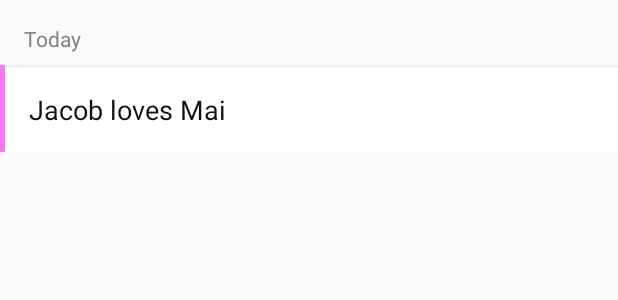
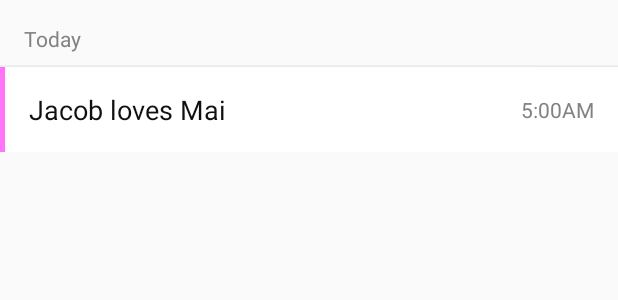
Before and after one commit to Queatz/Tiiight, an Android app: the layout item_reminder.xml on its own in the app's theme, with its tools: preview values and no code run, on a phone screen of 412 x 824 dp. Shown: the top 300 px of the screen. Run offline under Robolectric (Android 15) with nearby library versions, the phone set to English and light mode, and no system bars.

Commit message:
Show time on current day reminders

```diff
--- a/app/src/main/java/com/queatz/tiiight/views/ReminderTimeShortcutAdapter.kt
+++ b/app/src/main/java/com/queatz/tiiight/views/ReminderTimeShortcutAdapter.kt
@@ -41,7 +41,7 @@ class ReminderTimeShortcutAdapter(private val onDate: (Date) -> Unit) : Recycler
         holder.button.setCompoundDrawablesRelativeWithIntrinsicBounds(0, item.iconResId, 0, 0)
 
         for (drawable in holder.button.compoundDrawables) {
-            drawable?.colorFilter = PorterDuffColorFilter(holder.button.resources.getColor(R.color.text), PorterDuff.Mode.SRC_IN)
+            drawable?.colorFilter = PorterDuffColorFilter(holder.button.resources.getColor(R.color.colorPrimary), PorterDuff.Mode.SRC_IN)
         }
 
         holder.button.text = item.text
--- a/app/src/main/res/layout/item_reminder.xml
+++ b/app/src/main/res/layout/item_reminder.xml
@@ -1,58 +1,85 @@
 <?xml version="1.0" encoding="utf-8"?>
 <androidx.constraintlayout.widget.ConstraintLayout
         xmlns:android="http://schemas.android.com/apk/res/android"
-        xmlns:app="http://schemas.android.com/apk/res-auto" xmlns:tools="http://schemas.android.com/tools"
-        android:orientation="vertical"
+        xmlns:app="http://schemas.android.com/apk/res-auto"
+        xmlns:tools="http://schemas.android.com/tools"
         android:layout_width="match_parent"
-        android:layout_height="wrap_content">
+        android:layout_height="wrap_content"
+        android:orientation="vertical">
 
     <TextView
             android:id="@+id/sectionHeader"
             android:layout_width="0dp"
             android:layout_height="wrap_content"
-        app:layout_constraintTop_toTopOf="parent"
-        app:layout_constraintStart_toStartOf="parent"
-        app:layout_constraintEnd_toEndOf="parent"
+            android:paddingStart="@dimen/padDouble"
             android:paddingTop="@dimen/padDouble"
             android:paddingBottom="@dimen/pad"
-        android:paddingStart="@dimen/padDouble"
             android:textColor="@color/textHeader"
             android:textSize="@dimen/textSizeSmall"
             android:visibility="gone"
-        tools:visibility="visible"
-        tools:text="Today" />
+            app:layout_constraintEnd_toEndOf="parent"
+            app:layout_constraintStart_toStartOf="parent"
+            app:layout_constraintTop_toTopOf="parent"
+            tools:text="Today"
+            tools:visibility="visible" />
 
     <View
             android:id="@+id/divider"
             android:layout_width="match_parent"
             android:layout_height="1dp"
-        app:layout_constraintTop_toBottomOf="@+id/sectionHeader"
-        android:background="@color/background"/>
+            android:background="@color/background"
+            app:layout_constraintTop_toBottomOf="@+id/sectionHeader" />
+
+    <androidx.constraintlayout.widget.ConstraintLayout
+            android:id="@+id/reminder"
+            android:layout_width="0dp"
+            android:layout_height="wrap_content"
+            app:layout_constraintEnd_toEndOf="parent"
+            app:layout_constraintStart_toStartOf="parent"
+            app:layout_constraintTop_toBottomOf="@+id/divider"
+            android:background="@color/white"
+            android:elevation="@dimen/elevation">
 
         <View
                 android:id="@+id/isTodayIndicator"
                 android:layout_width="3dp"
                 android:layout_height="0dp"
+                android:background="@color/colorPrimary"
                 android:elevation="@dimen/elevation"
-        app:layout_constraintTop_toTopOf="@+id/divider"
+                android:visibility="gone"
                 app:layout_constraintBottom_toBottomOf="parent"
                 app:layout_constraintStart_toStartOf="parent"
-        android:background="@color/colorPrimary"
-        android:visibility="gone"
-        tools:visibility="visible"/>
+                app:layout_constraintTop_toTopOf="parent"
+                tools:visibility="visible" />
 
         <TextView
                 android:id="@+id/text"
                 android:layout_width="0dp"
                 android:layout_height="wrap_content"
-        app:layout_constraintTop_toBottomOf="@+id/divider"
-        app:layout_constraintStart_toEndOf="@+id/isTodayIndicator"
-        app:layout_constraintEnd_toEndOf="parent"
                 android:padding="@dimen/padDouble"
-        android:background="@color/white"
-        android:elevation="@dimen/elevation"
                 android:textColor="@color/text"
                 android:textSize="@dimen/textSize"
-        tools:text="Jacob loves Mai"/>
+                app:layout_constraintEnd_toStartOf="@+id/time"
+                app:layout_constraintStart_toEndOf="@+id/isTodayIndicator"
+                app:layout_constraintTop_toTopOf="parent"
+                tools:text="Jacob loves Mai" />
+
+        <TextView
+                android:id="@+id/time"
+                android:layout_width="wrap_content"
+                android:layout_height="wrap_content"
+                android:elevation="@dimen/elevation"
+                android:padding="@dimen/padDouble"
+                tools:text="5:00AM"
+                tools:visibility="visible"
+                android:visibility="gone"
+                android:textColor="@color/textHeader"
+                android:textSize="@dimen/textSizeSmall"
+                app:layout_constraintBottom_toBottomOf="@+id/text"
+                app:layout_constraintEnd_toEndOf="parent"
+                app:layout_constraintTop_toTopOf="@+id/text" />
+
 
     </androidx.constraintlayout.widget.ConstraintLayout>
+
+</androidx.constraintlayout.widget.ConstraintLayout>
--- a/app/src/main/res/layout/item_reminder_time_shortcut.xml
+++ b/app/src/main/res/layout/item_reminder_time_shortcut.xml
@@ -7,7 +7,7 @@
               android:paddingBottom="@dimen/pad"
               android:orientation="vertical">
 
-    <Button style="@android:style/Widget.Material.Button.Borderless.Colored"
+    <Button style="@android:style/Widget.Material.Button.Borderless"
         android:id="@+id/button"
         android:layout_width="wrap_content"
         android:layout_height="wrap_content"
```
Also changed, not shown: app/src/main/java/com/queatz/tiiight/views/ReminderAdapter.kt (+22 -10 lines), 1 other file. Lines whose indentation alone changed are shown as unchanged.
